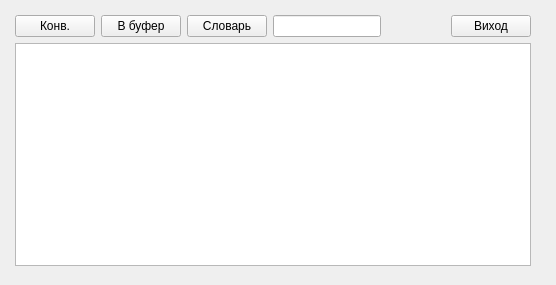
This is mainwindow.ui in SBTASM/unitext as Qt 5 draws it before an edit. The edited form follows.
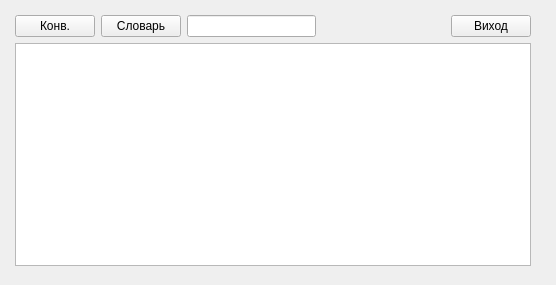
This is the edited form.

```diff
--- a/mainwindow.ui
+++ b/mainwindow.ui
@@ -45,13 +45,6 @@
          </property>
         </widget>
        </item>
-       <item>
-        <widget class="QPushButton" name="toClpbBtn">
-         <property name="text">
-          <string>В буфер</string>
-         </property>
-        </widget>
-       </item>
        <item>
         <widget class="QPushButton" name="dictBtn">
          <property name="text">
```
